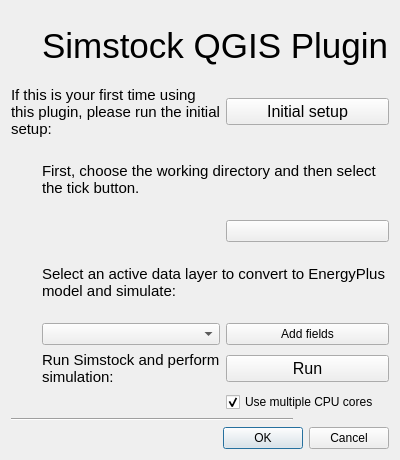
The window that Simstock_QGIS_dialog_base_highdpi2.ui (UCL/simstock_qgis) describes before a commit, drawn with Qt 5.
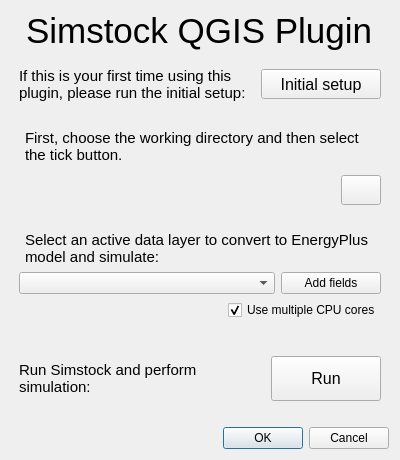
The same window after the commit. Icons and pictures are not drawn. Custom widgets are drawn as their Qt base class.

Commit message: Using layouts to make reactive UI

```diff
--- a/Simstock_QGIS_dialog_base_highdpi2.ui
+++ b/Simstock_QGIS_dialog_base_highdpi2.ui
@@ -19,17 +19,34 @@
   <property name="windowTitle">
    <string>Simstock QGIS</string>
   </property>
-  <layout class="QGridLayout" name="gridLayout">
-   <item row="2" column="1" colspan="4">
-    <layout class="QGridLayout" name="gridLayout_2">
-     <item row="5" column="2">
-      <widget class="QPushButton" name="pbOptions">
-       <property name="text">
-        <string>Add fields</string>
-       </property>
-      </widget>
-     </item>
-     <item row="1" column="0" colspan="2">
+  <layout class="QVBoxLayout" name="verticalLayout_4">
+   <item alignment="Qt::AlignHCenter">
+    <widget class="QLabel" name="label">
+     <property name="font">
+      <font>
+       <pointsize>26</pointsize>
+      </font>
+     </property>
+     <property name="text">
+      <string>Simstock QGIS Plugin</string>
+     </property>
+    </widget>
+   </item>
+   <item>
+    <layout class="QHBoxLayout" name="horizontalLayout_4" stretch="3,1">
+     <property name="leftMargin">
+      <number>8</number>
+     </property>
+     <property name="topMargin">
+      <number>10</number>
+     </property>
+     <property name="rightMargin">
+      <number>8</number>
+     </property>
+     <property name="bottomMargin">
+      <number>20</number>
+     </property>
+     <item>
       <widget class="QLabel" name="label_2">
        <property name="font">
         <font>
@@ -44,20 +61,165 @@
        </property>
       </widget>
      </item>
-     <item row="6" column="2">
-      <widget class="QPushButton" name="pbRunSim">
+     <item>
+      <widget class="QPushButton" name="pbInitialSetup">
+       <property name="minimumSize">
+        <size>
+         <width>120</width>
+         <height>30</height>
+        </size>
+       </property>
        <property name="font">
         <font>
          <pointsize>12</pointsize>
         </font>
        </property>
        <property name="text">
-        <string>Run</string>
+        <string>Initial setup</string>
        </property>
       </widget>
      </item>
-     <item row="7" column="2">
+    </layout>
+   </item>
+   <item alignment="Qt::AlignHCenter">
+    <widget class="QLabel" name="label_4">
+     <property name="minimumSize">
+      <size>
+       <width>350</width>
+       <height>0</height>
+      </size>
+     </property>
+     <property name="font">
+      <font>
+       <pointsize>11</pointsize>
+      </font>
+     </property>
+     <property name="text">
+      <string>First, choose the working directory and then select the tick button.</string>
+     </property>
+     <property name="wordWrap">
+      <bool>true</bool>
+     </property>
+    </widget>
+   </item>
+   <item>
+    <layout class="QHBoxLayout" name="horizontalLayout_3">
+     <property name="leftMargin">
+      <number>8</number>
+     </property>
+     <property name="topMargin">
+      <number>5</number>
+     </property>
+     <property name="rightMargin">
+      <number>8</number>
+     </property>
+     <property name="bottomMargin">
+      <number>20</number>
+     </property>
+     <item>
+      <widget class="QgsFileWidget" name="mQgsFileWidget">
+       <property name="storageMode">
+        <enum>QgsFileWidget::GetDirectory</enum>
+       </property>
+      </widget>
+     </item>
+     <item>
+      <widget class="QPushButton" name="pbSetcwd">
+       <property name="sizePolicy">
+        <sizepolicy hsizetype="Minimum" vsizetype="Minimum">
+         <horstretch>0</horstretch>
+         <verstretch>0</verstretch>
+        </sizepolicy>
+       </property>
+       <property name="minimumSize">
+        <size>
+         <width>30</width>
+         <height>30</height>
+        </size>
+       </property>
+       <property name="maximumSize">
+        <size>
+         <width>40</width>
+         <height>30</height>
+        </size>
+       </property>
+       <property name="text">
+        <string/>
+       </property>
+       <property name="icon">
+        <iconset>
+         <normaloff>tick_small.png</normaloff>tick_small.png</iconset>
+       </property>
+      </widget>
+     </item>
+    </layout>
+   </item>
+   <item alignment="Qt::AlignHCenter">
+    <widget class="QLabel" name="label_3">
+     <property name="minimumSize">
+      <size>
+       <width>350</width>
+       <height>0</height>
+      </size>
+     </property>
+     <property name="font">
+      <font>
+       <pointsize>11</pointsize>
+      </font>
+     </property>
+     <property name="text">
+      <string>Select an active data layer to convert to EnergyPlus model and simulate:</string>
+     </property>
+     <property name="wordWrap">
+      <bool>true</bool>
+     </property>
+    </widget>
+   </item>
+   <item>
+    <layout class="QVBoxLayout" name="verticalLayout">
+     <property name="leftMargin">
+      <number>8</number>
+     </property>
+     <property name="rightMargin">
+      <number>8</number>
+     </property>
+     <property name="bottomMargin">
+      <number>20</number>
+     </property>
+     <item>
+      <layout class="QHBoxLayout" name="horizontalLayout_2" stretch="3,1">
+       <item>
+        <widget class="QgsMapLayerComboBox" name="mMapLayerComboBox"/>
+       </item>
+       <item>
+        <widget class="QPushButton" name="pbOptions">
+         <property name="minimumSize">
+          <size>
+           <width>100</width>
+           <height>20</height>
+          </size>
+         </property>
+         <property name="text">
+          <string>Add fields</string>
+         </property>
+        </widget>
+       </item>
+      </layout>
+     </item>
+     <item alignment="Qt::AlignRight">
       <widget class="QCheckBox" name="cbMulti">
+       <property name="sizePolicy">
+        <sizepolicy hsizetype="Minimum" vsizetype="Fixed">
+         <horstretch>0</horstretch>
+         <verstretch>0</verstretch>
+        </sizepolicy>
+       </property>
+       <property name="minimumSize">
+        <size>
+         <width>150</width>
+         <height>20</height>
+        </size>
+       </property>
        <property name="font">
         <font>
          <pointsize>9</pointsize>
@@ -71,20 +233,39 @@
        </property>
       </widget>
      </item>
-     <item row="0" column="1" colspan="2">
-      <widget class="QLabel" name="label">
-       <property name="font">
-        <font>
-         <pointsize>26</pointsize>
-        </font>
-       </property>
-       <property name="text">
-        <string>Simstock QGIS Plugin</string>
-       </property>
-      </widget>
-     </item>
-     <item row="6" column="1">
+    </layout>
+   </item>
+   <item>
+    <layout class="QHBoxLayout" name="horizontalLayout" stretch="2,1">
+     <property name="sizeConstraint">
+      <enum>QLayout::SetDefaultConstraint</enum>
+     </property>
+     <property name="leftMargin">
+      <number>8</number>
+     </property>
+     <property name="topMargin">
+      <number>10</number>
+     </property>
+     <property name="rightMargin">
+      <number>8</number>
+     </property>
+     <property name="bottomMargin">
+      <number>20</number>
+     </property>
+     <item>
       <widget class="QLabel" name="label_5">
+       <property name="minimumSize">
+        <size>
+         <width>250</width>
+         <height>45</height>
+        </size>
+       </property>
+       <property name="maximumSize">
+        <size>
+         <width>1000</width>
+         <height>1000</height>
+        </size>
+       </property>
        <property name="font">
         <font>
          <pointsize>11</pointsize>
@@ -98,79 +279,39 @@
        </property>
       </widget>
      </item>
-     <item row="3" column="2">
-      <widget class="QPushButton" name="pbSetcwd">
-       <property name="text">
-        <string/>
+     <item>
+      <widget class="QPushButton" name="pbRunSim">
+       <property name="sizePolicy">
+        <sizepolicy hsizetype="Minimum" vsizetype="Fixed">
+         <horstretch>0</horstretch>
+         <verstretch>0</verstretch>
+        </sizepolicy>
        </property>
-       <property name="icon">
-        <iconset>
-         <normaloff>tick_small.png</normaloff>tick_small.png</iconset>
+       <property name="minimumSize">
+        <size>
+         <width>110</width>
+         <height>30</height>
+        </size>
        </property>
-      </widget>
-     </item>
-     <item row="2" column="1" colspan="2">
-      <widget class="QLabel" name="label_4">
-       <property name="font">
-        <font>
-         <pointsize>11</pointsize>
-        </font>
+       <property name="maximumSize">
+        <size>
+         <width>1000</width>
+         <height>1000</height>
+        </size>
        </property>
-       <property name="text">
-        <string>First, choose the working directory and then select the tick button.</string>
-       </property>
-       <property name="wordWrap">
-        <bool>true</bool>
-       </property>
-      </widget>
-     </item>
-     <item row="1" column="2">
-      <widget class="QPushButton" name="pbInitialSetup">
        <property name="font">
         <font>
          <pointsize>12</pointsize>
         </font>
        </property>
        <property name="text">
-        <string>Initial setup</string>
-       </property>
-      </widget>
-     </item>
-     <item row="3" column="1">
-      <widget class="QgsFileWidget" name="mQgsFileWidget">
-       <property name="storageMode">
-        <enum>QgsFileWidget::GetDirectory</enum>
-       </property>
-      </widget>
-     </item>
-     <item row="5" column="1">
-      <widget class="QgsMapLayerComboBox" name="mMapLayerComboBox"/>
-     </item>
-     <item row="4" column="1" colspan="2">
-      <widget class="QLabel" name="label_3">
-       <property name="font">
-        <font>
-         <pointsize>11</pointsize>
-        </font>
-       </property>
-       <property name="text">
-        <string>Select an active data layer to convert to EnergyPlus model and simulate:</string>
-       </property>
-       <property name="wordWrap">
-        <bool>true</bool>
+        <string>Run</string>
        </property>
       </widget>
      </item>
     </layout>
    </item>
-   <item row="5" column="1" colspan="3">
-    <widget class="Line" name="line">
-     <property name="orientation">
-      <enum>Qt::Horizontal</enum>
-     </property>
-    </widget>
-   </item>
-   <item row="21" column="2" colspan="3">
+   <item>
     <widget class="QDialogButtonBox" name="button_box">
      <property name="orientation">
       <enum>Qt::Horizontal</enum>
```
